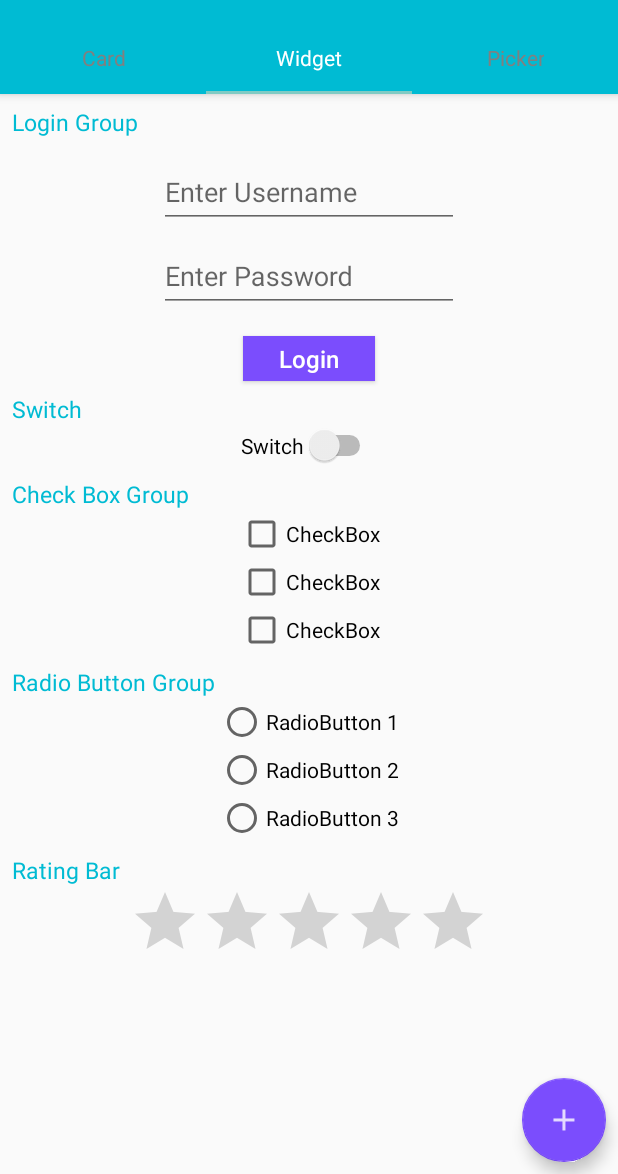
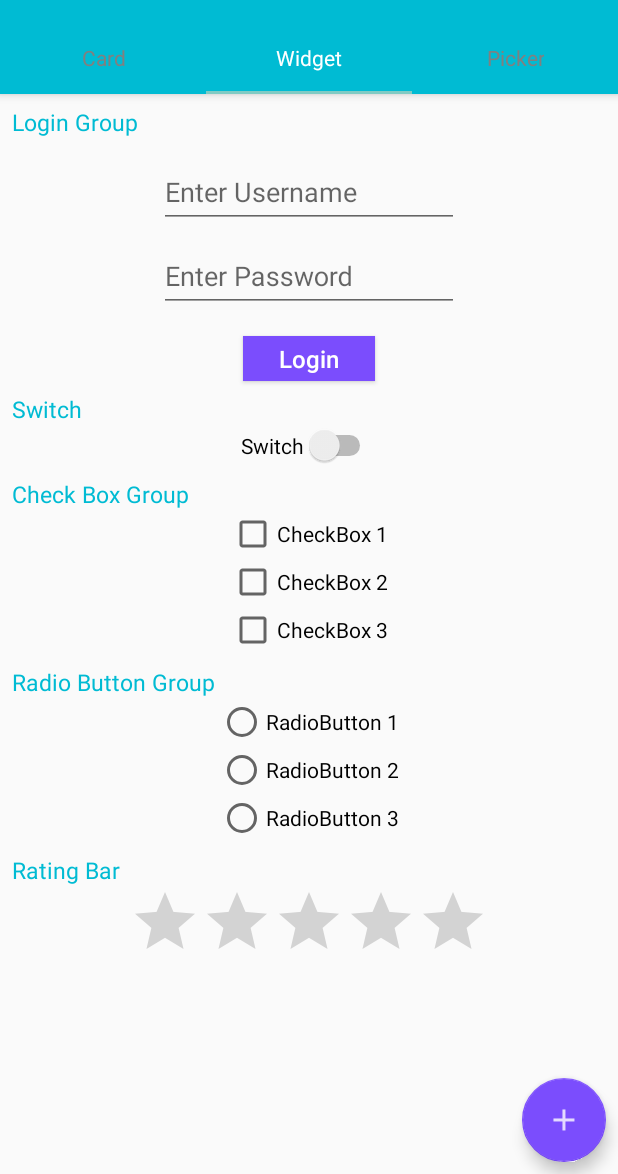
Before and after one commit to Insofan/MaterialDesign, an Android app: the screen it shows after launch (MainActivity), tab 2 chosen, on a phone screen of 412 x 824 dp, the part 62-1236 px from its top. Run offline under Robolectric (Android 15) with nearby library versions, the phone set to English and light mode, and no system bars.

Commit message:
[mod](WidgetFragment) 1.修改WidgetFragment TODO:修改WidegetFragment

```diff
--- a/MyMaterialDesign/app/src/main/java/com/example/mymaterialdesign/CardFragment.java
+++ b/MyMaterialDesign/app/src/main/java/com/example/mymaterialdesign/CardFragment.java
@@ -19,7 +19,7 @@ import android.widget.Toast;
 public class CardFragment extends Fragment implements View.OnClickListener {
     private boolean isCard2FavoriteClicked, isCard2BookmarkClicked,isCard3FavoriteClicked, isCard3BookmarkClicked;
     private Button card_1_button_1,card_1_button_2, card_2_favorite_button,card_2_bookmark_button, card_3_favorite_button,card_3_bookmark_button;
-    private CardView card_1;
+//    private CardView card_1;
     private AlphaAnimation alphaAnimationButton, alphaAnimationShowIcon;
 
 
@@ -31,7 +31,7 @@ public class CardFragment extends Fragment implements View.OnClickListener {
 
         View  cardView = inflater.inflate(R.layout.fragment_card, container, false);
         //Card
-        card_1 = (CardView) cardView.findViewById(R.id.card_1);
+//        card_1 = (CardView) cardView.findViewById(R.id.card_1);
         //Button
         card_1_button_1 = (Button) cardView.findViewById(R.id.card_button_1);
         card_1_button_2 = (Button) cardView.findViewById(R.id.card_button_2);
--- a/MyMaterialDesign/app/src/main/res/layout/fragment_widget.xml
+++ b/MyMaterialDesign/app/src/main/res/layout/fragment_widget.xml
@@ -88,19 +88,19 @@
         android:id="@+id/check_box_1"
         android:layout_width="wrap_content"
         android:layout_height="wrap_content"
-        android:text="CheckBox"
+        android:text="CheckBox 1"
         />
     <CheckBox
         android:id="@+id/check_box_2"
         android:layout_width="wrap_content"
         android:layout_height="wrap_content"
-        android:text="CheckBox"
+        android:text="CheckBox 2"
         />
     <CheckBox
          android:id="@+id/check_box_3"
         android:layout_width="wrap_content"
         android:layout_height="wrap_content"
-        android:text="CheckBox"
+        android:text="CheckBox 3"
         />
 
 
```
